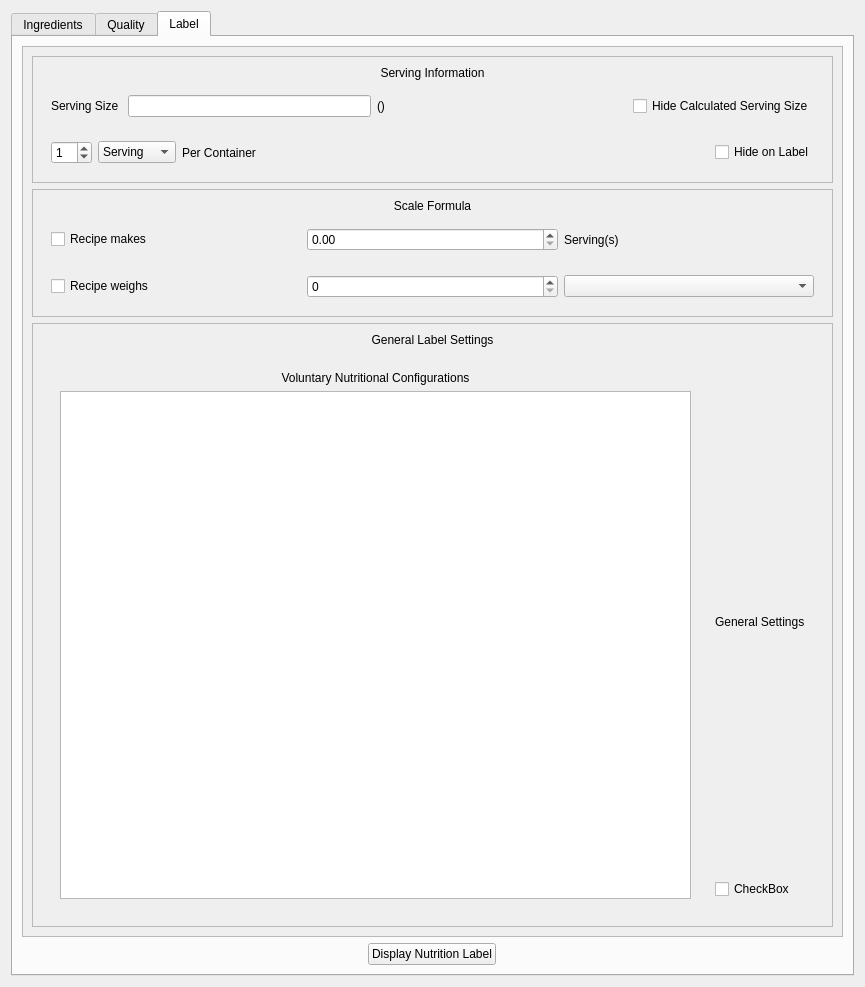
Before: the Qt Designer form pjrd/ui/formulaEditor.ui in NAustinO/NutriPress, drawn with Qt 5.
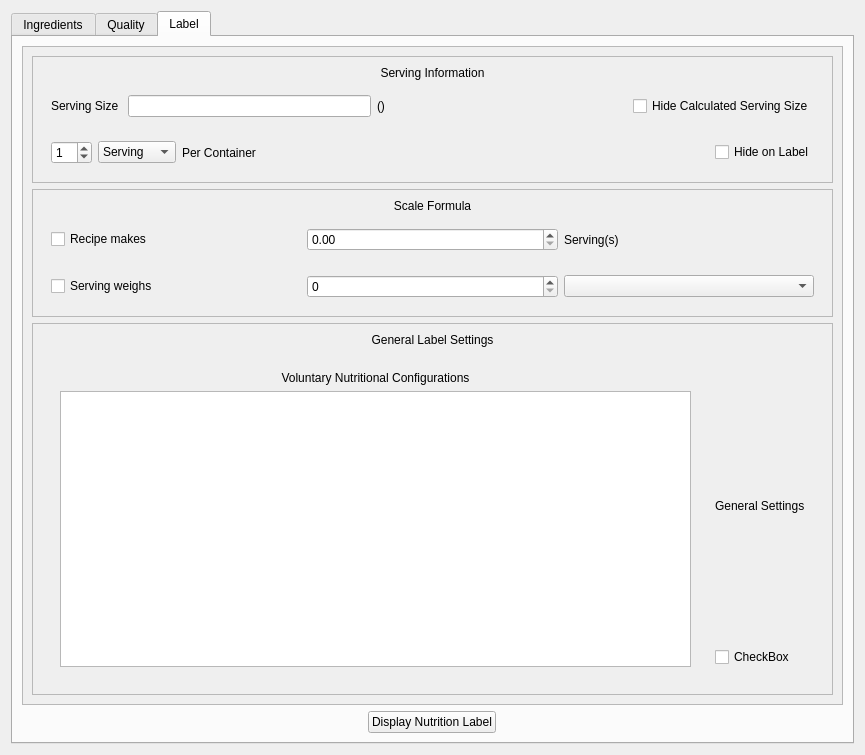
After: the same form once the commit is applied. The open tabs and pages were chosen to show the change.

The edit to the form file:
```diff
--- a/pjrd/ui/formulaEditor.ui
+++ b/pjrd/ui/formulaEditor.ui
@@ -7,7 +7,7 @@
     <x>0</x>
     <y>0</y>
     <width>865</width>
-    <height>987</height>
+    <height>755</height>
    </rect>
   </property>
   <property name="windowTitle">
@@ -809,7 +809,7 @@
             <x>0</x>
             <y>0</y>
             <width>793</width>
-            <height>872</height>
+            <height>640</height>
            </rect>
           </property>
           <layout class="QVBoxLayout" name="verticalLayout_4">
@@ -1019,7 +1019,7 @@
                  <item>
                   <widget class="QCheckBox" name="recipeWeighsCheckbox">
                    <property name="text">
-                    <string>Recipe weighs</string>
+                    <string>Serving weighs</string>
                    </property>
                   </widget>
                  </item>
```
Left out of the diff: 6 changed lines with no effect on the pictures.
